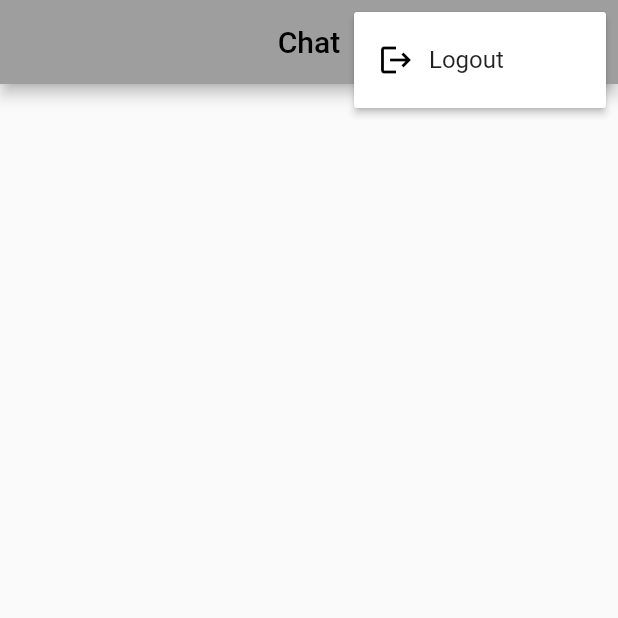
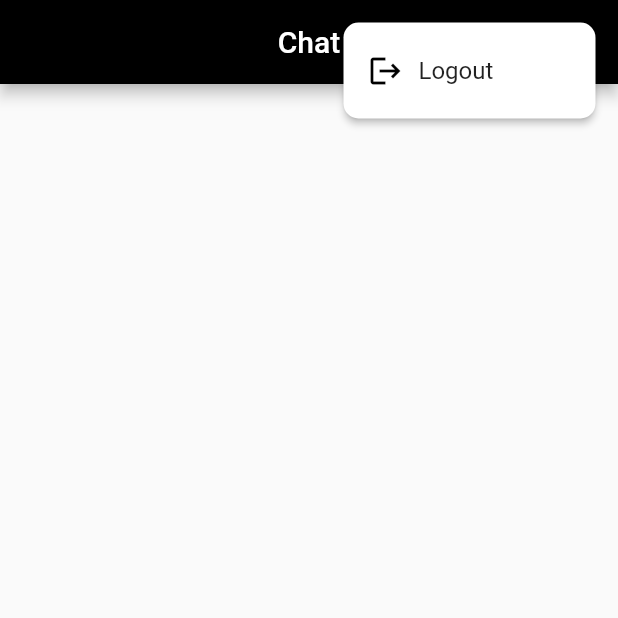
Before and after one commit to divyang-mobio/chat_app, a Flutter app: the screen it shows once a user with an empty profile is signed in, after a tap on the "more vert" icon, on a phone screen of 412 x 824 dp, the top half of it. Run offline on Flutter 3.47's test engine with Material 2 defaults, Android fonts, the phone set to English and light mode, and no system bars; our stand-ins replace bloc, email_validator, firebase_auth, firebase_core, flutter_bloc; accounts and stored records are empty.

Commit message:
sign-in page

```diff
--- a/lib/controllers/login_Bloc/login_bloc.dart
+++ b/lib/controllers/login_Bloc/login_bloc.dart
@@ -1,5 +1,5 @@
+import 'package:firebase_auth/firebase_auth.dart';
 import 'package:bloc/bloc.dart';
-import 'package:firebase_auth/firebase_auth.dart';
 
 part 'login_event.dart';
 
@@ -49,6 +49,7 @@ class LoginBloc extends Bloc<LoginEvent, LoginState> {
       emit(LoginInitial());
     } catch (e) {
       emit(LoginError(error: e.toString()));
+      emit(LoginInitial());
     }
   }
 }
--- a/lib/models/popup_menu_item_model.dart
+++ b/lib/models/popup_menu_item_model.dart
@@ -1,4 +1,4 @@
-import 'package:flutter/cupertino.dart';
+import 'package:flutter/material.dart';
 
 class PopupMenuItemModel {
   IconData iconData;
--- a/lib/resources/color_resources.dart
+++ b/lib/resources/color_resources.dart
@@ -1,6 +1,7 @@
 part of 'resource.dart';
 
 class ColorResources {
+  final Color primaryColor = Colors.black;
   final Color textFieldSignInSignUpColor = Colors.black;
   final Color textFieldSignInSignUpIconColor = Colors.black;
   final Color loginScreenTitle = Colors.black;
@@ -8,4 +9,8 @@ class ColorResources {
   final Color loginScreenSubmitButton = Colors.black;
   final Color loginScreenSubmitButtonIcon = Colors.white;
   final Color loginScreenCircularIndicator = Colors.white;
+  final Color selectionHandleColor = Colors.black;
+  final Color appBar = Colors.black;
+  final Color appBarIconTextColor = Colors.white;
+  final Color popUpMenuIconColor = Colors.black;
 }
--- a/lib/resources/list_resources.dart
+++ b/lib/resources/list_resources.dart
@@ -1,14 +1,13 @@
 part of 'resource.dart';
 
 class ListResources {
-  List<PopupMenuItemModel> getPopUpData(context) {
-    List<PopupMenuItemModel> data = [
+  List<PopupMenuItemModel> getPopUpData(BuildContext context) {
+    List<PopupMenuItemModel> popupMenuList = [
       PopupMenuItemModel(
           title: TextResources().logout,
           iconData: IconResources().logout,
           onPressed: () => BlocProvider.of<LoginBloc>(context).add(LogOut()))
     ];
-
-    return data;
+    return popupMenuList;
   }
 }
--- a/lib/resources/resource.dart
+++ b/lib/resources/resource.dart
@@ -1,8 +1,7 @@
+import '../controllers/login_Bloc/login_bloc.dart';
+import 'package:flutter_bloc/flutter_bloc.dart';
 import '../models/popup_menu_item_model.dart';
 import 'package:flutter/material.dart';
-import 'package:flutter_bloc/flutter_bloc.dart';
-
-import '../controllers/login_Bloc/login_bloc.dart';
 
 part 'text_resources.dart';
 
--- a/lib/resources/text_resources.dart
+++ b/lib/resources/text_resources.dart
@@ -11,10 +11,8 @@ class RoutesName {
 }
 
 class TextResources {
-  final String signUpTile = '''Sign up &
-start chatting''';
-  final String signInTile = '''Welcome
-Back''';
+  final String signUpTile = 'Sign up.';
+  final String signInTile = 'Login';
   final String passHintText = 'Password';
   final String nameHintText = 'Name';
   final String emailHintText = 'Email address';
@@ -28,5 +26,6 @@ Back''';
   final String passInValidValidation = 'Enter min 3 characters';
   final String nameInValidValidation = 'Enter min 8 characters';
   final String emailInValidValidation = 'Enter a valid email address';
+  final String redirectScreenError = 'Error';
   final String logout = 'Logout';
 }
--- a/lib/screens/main_screen.dart
+++ b/lib/screens/main_screen.dart
@@ -1,8 +1,9 @@
-import 'package:chat_app/controllers/login_Bloc/login_bloc.dart';
-import 'package:chat_app/resources/resource.dart';
+import '../controllers/login_Bloc/login_bloc.dart';
 import 'package:firebase_auth/firebase_auth.dart';
+import 'package:flutter_bloc/flutter_bloc.dart';
+import '../widgets/main_screen_widget.dart';
 import 'package:flutter/material.dart';
-import 'package:flutter_bloc/flutter_bloc.dart';
+import '../resources/resource.dart';
 
 class MainScreen extends StatefulWidget {
   const MainScreen({Key? key}) : super(key: key);
@@ -24,32 +25,12 @@ class _MainScreenState extends State<MainScreen> {
       child: Scaffold(
         appBar: AppBar(
             title: Text(AppTitle().mainScreen), actions: [popupMenuButton()]),
-        body: Text((RepositoryProvider.of<FirebaseAuth>(context)
-                .currentUser
-                ?.displayName)
-            .toString()),
+        body: Center(
+            child: Text((RepositoryProvider.of<FirebaseAuth>(context)
+                    .currentUser
+                    ?.displayName)
+                .toString())),
       ),
     );
   }
 }
-
-PopupMenuButton popupMenuButton() {
-  return PopupMenuButton(
-    itemBuilder: (context) => ListResources()
-        .getPopUpData(context)
-        .map(
-          (e) => PopupMenuItem(
-            onTap: e.onPressed,
-            child: Row(
-              children: [
-                Icon(e.iconData),
-                const SizedBox(width: 10),
-                Text(e.title)
-              ],
-            ),
-          ),
-        )
-        .toList(),
-    elevation: 2,
-  );
-}
--- a/lib/screens/signIn_screen.dart
+++ b/lib/screens/signIn_screen.dart
@@ -1,9 +1,9 @@
 import 'package:email_validator/email_validator.dart';
+import '../controllers/login_Bloc/login_bloc.dart';
+import 'package:flutter_bloc/flutter_bloc.dart';
+import '../widgets/login_screens_widget.dart';
 import 'package:flutter/material.dart';
-import 'package:flutter_bloc/flutter_bloc.dart';
-import '../controllers/login_Bloc/login_bloc.dart';
 import '../resources/resource.dart';
-import '../widgets/sign_up_sign_in_widget.dart';
 
 class SignInScreen extends StatefulWidget {
   const SignInScreen({Key? key}) : super(key: key);
@@ -29,17 +29,15 @@ class _SignInScreenState extends State<SignInScreen> {
     return Scaffold(
       body: SafeArea(
         child: Padding(
-          padding: const EdgeInsets.all(10.0),
+          padding: const EdgeInsets.symmetric(horizontal: 15.0),
           child: Form(
             key: formKey,
             child: SingleChildScrollView(
               child: Column(
-                  crossAxisAlignment: CrossAxisAlignment.start,
+                crossAxisAlignment: CrossAxisAlignment.start,
                   children: [
-                    const SizedBox(height: 20),
-                    Text(TextResources().signInTile,
-                        style: Theme.of(context).textTheme.headline3?.copyWith(
-                            color: ColorResources().loginScreenTitle)),
+                    image(context, link: 'assets/signIn.png'),
+                    loginTitle(context, title: TextResources().signInTile),
                     const SizedBox(height: 50),
                     CustomTextField(
                         controller: _emailController,
@@ -74,12 +72,14 @@ class _SignInScreenState extends State<SignInScreen> {
                           }
                         }),
                     const SizedBox(height: 40),
-                    commonSubmitButton(context, onPressed: () {
-                      final isValidForm = formKey.currentState!.validate();
-                      if (isValidForm) {
-                        BlocProvider.of<LoginBloc>(context).add(SignIn(
-                            email: _emailController.text,
-                            password: _passwordController.text));
+                    submitButtonRow(context, onPressed: () {
+                      final isValidForm = formKey.currentState?.validate();
+                      if (isValidForm != null) {
+                        if (isValidForm) {
+                          BlocProvider.of<LoginBloc>(context).add(SignIn(
+                              email: _emailController.text.trim(),
+                              password: _passwordController.text.trim()));
+                        }
                       }
                     }, title: TextResources().signInString),
                     const SizedBox(height: 30),
--- a/lib/utils/material_class.dart
+++ b/lib/utils/material_class.dart
@@ -1,7 +1,7 @@
+import 'package:flutter/material.dart';
+import '../resources/resource.dart';
 import 'routes.dart';
-import 'package:flutter/material.dart';
-
-import '../resources/resource.dart';
+import 'theme.dart';
 
 class MaterialClass extends StatelessWidget {
   const MaterialClass({Key? key}) : super(key: key);
@@ -10,12 +10,8 @@ class MaterialClass extends StatelessWidget {
   Widget build(BuildContext context) {
     return MaterialApp(
         title: 'chat app',
+        theme: MyTheme.lightTheme,
         debugShowCheckedModeBanner: false,
-        theme: ThemeData(
-            textSelectionTheme: const TextSelectionThemeData(
-                selectionHandleColor: Colors.black),
-            primarySwatch: Colors.grey,
-            appBarTheme: const AppBarTheme(centerTitle: true)),
         onGenerateRoute: RouteGenerator.generateRoute,
         initialRoute: RoutesName().redirectRoute);
   }
--- a/lib/utils/redirect_class.dart
+++ b/lib/utils/redirect_class.dart
@@ -1,8 +1,9 @@
+import 'package:firebase_auth/firebase_auth.dart';
+import 'package:flutter_bloc/flutter_bloc.dart';
+import '../screens/signIn_screen.dart';
+import 'package:flutter/material.dart';
 import '../screens/main_screen.dart';
-import '../screens/signIn_screen.dart';
-import 'package:firebase_auth/firebase_auth.dart';
-import 'package:flutter/material.dart';
-import 'package:flutter_bloc/flutter_bloc.dart';
+import '../resources/resource.dart';
 
 class RedirectClass extends StatefulWidget {
   const RedirectClass({Key? key}) : super(key: key);
@@ -12,7 +13,6 @@ class RedirectClass extends StatefulWidget {
 }
 
 class _RedirectClassState extends State<RedirectClass> {
-
   @override
   Widget build(BuildContext context) {
     return StreamBuilder(
@@ -24,8 +24,8 @@ class _RedirectClassState extends State<RedirectClass> {
             return const Scaffold(
                 body: Center(child: CircularProgressIndicator()));
           } else if (snapshot.hasError) {
-            ScaffoldMessenger.of(context)
-                .showSnackBar(const SnackBar(content: Text("Error")));
+            ScaffoldMessenger.of(context).showSnackBar(
+                SnackBar(content: Text(TextResources().redirectScreenError)));
             return const SignInScreen();
           } else {
             return const SignInScreen();
--- a/lib/utils/routes.dart
+++ b/lib/utils/routes.dart
@@ -1,7 +1,7 @@
+import '../screens/registration_screen.dart';
+import 'package:flutter/material.dart';
 import '../screens/signIn_screen.dart';
 import 'redirect_class.dart';
-import 'package:flutter/material.dart';
-import '../screens/registration_screen.dart';
 
 class RouteGenerator {
   static Route<dynamic> generateRoute(RouteSettings settings) {
--- /dev/null
+++ b/lib/utils/theme.dart
@@ -0,0 +1,13 @@
+import 'package:flutter/material.dart';
+import '../resources/resource.dart';
+
+class MyTheme {
+  static final lightTheme = ThemeData(
+      primaryColor: ColorResources().primaryColor,
+      textSelectionTheme: TextSelectionThemeData(
+          selectionHandleColor: ColorResources().selectionHandleColor),
+      appBarTheme: AppBarTheme(
+          centerTitle: true,
+          backgroundColor: ColorResources().appBar,
+          foregroundColor: ColorResources().appBarIconTextColor));
+}
--- /dev/null
+++ b/lib/widgets/login_screens_widget.dart
@@ -0,0 +1,127 @@
+import '../controllers/login_Bloc/login_bloc.dart';
+import 'package:flutter_bloc/flutter_bloc.dart';
+import 'package:flutter/material.dart';
+import '../resources/resource.dart';
+
+class CustomTextField extends StatefulWidget {
+  const CustomTextField(
+      {Key? key,
+      required this.controller,
+      required this.hintName,
+      required this.isPassword,
+      required this.iconData,
+      required this.validator,
+      required this.textInputAction})
+      : super(key: key);
+
+  final TextEditingController controller;
+  final String hintName;
+  final bool isPassword;
+  final IconData iconData;
+  final FormFieldValidator validator;
+  final TextInputAction textInputAction;
+
+  @override
+  State<CustomTextField> createState() => _CustomTextFieldState();
+}
+
+class _CustomTextFieldState extends State<CustomTextField> {
+  bool _isVisible = true;
+
+  void _showPassword() => setState(() {
+        _isVisible = !_isVisible;
+      });
+
+  @override
+  Widget build(BuildContext context) {
+    return TextFormField(
+      validator: widget.validator,
+      cursorColor: ColorResources().textFieldSignInSignUpColor,
+      textInputAction: widget.textInputAction,
+      obscureText: widget.isPassword
+          ? _isVisible
+              ? true
+              : false
+          : false,
+      controller: widget.controller,
+      decoration: InputDecoration(
+          focusedBorder: UnderlineInputBorder(
+              borderSide: BorderSide(
+                  color: ColorResources().textFieldSignInSignUpColor)),
+          prefixIcon: Icon(widget.iconData,
+              color: ColorResources().textFieldSignInSignUpIconColor),
+          hintText: widget.hintName,
+          suffixIcon: widget.isPassword
+              ? IconButton(
+                  onPressed: () => _showPassword(),
+                  icon: Icon(
+                      _isVisible
+                          ? IconResources().passSuffixShow
+                          : IconResources().passSuffixUnShow,
+                      color: ColorResources().textFieldSignInSignUpIconColor))
+              : null),
+    );
+  }
+}
+
+Center image(context, {required String link}) {
+  return Center(
+    child: Image.asset(link, height: MediaQuery.of(context).size.height * .4),
+  );
+}
+
+Text loginTitle(context, {required String title}) {
+  return Text(TextResources().signInTile,
+      style: Theme.of(context).textTheme.headline3?.copyWith(
+          color: ColorResources().loginScreenTitle,
+          fontWeight: FontWeight.bold));
+}
+
+Align textButton({required VoidCallback onPressed, required String title}) {
+  return Align(
+    alignment: Alignment.bottomCenter,
+    child: TextButton(
+        onPressed: onPressed,
+        child: Text(title,
+            style: TextStyle(
+                color:  const Color.fromARGB(255, 0, 101, 255),
+                fontWeight: FontWeight.bold))),
+  );
+}
+
+BlocConsumer submitButtonRow(BuildContext context,
+    {required VoidCallback onPressed, required String title}) {
+  return BlocConsumer<LoginBloc, LoginState>(
+    listener: (context, state) {
+      if (state is LoginError) {
+        ScaffoldMessenger.of(context)
+            .showSnackBar(SnackBar(content: Text(state.error)));
+      }
+    },
+    builder: (context, state) {
+      if (state is LoginInitial) {
+        return floatingActionButton(context,
+            onPressed: onPressed, widget: Text(title));
+      } else if (state is LoginLoading) {
+        return floatingActionButton(context,
+            onPressed: () {},
+            widget: CircularProgressIndicator.adaptive(
+                valueColor: AlwaysStoppedAnimation<Color>(
+                    ColorResources().loginScreenCircularIndicator)));
+      } else {
+        return floatingActionButton(context,
+            onPressed: onPressed, widget: Text(title));
+      }
+    },
+  );
+}
+
+SizedBox floatingActionButton(context,
+        {required VoidCallback onPressed, required Widget widget}) =>
+    SizedBox(
+        width: MediaQuery.of(context).size.width,
+        child: MaterialButton(
+            onPressed: onPressed,
+            color: const Color.fromARGB(255, 0, 101, 255),
+            textColor: Colors.white,
+            child: widget));
--- /dev/null
+++ b/lib/widgets/main_screen_widget.dart
@@ -0,0 +1,23 @@
+import 'package:flutter/material.dart';
+import '../resources/resource.dart';
+
+PopupMenuButton popupMenuButton() {
+  return PopupMenuButton(
+    itemBuilder: (context) => ListResources()
+        .getPopUpData(context)
+        .map(
+          (e) => PopupMenuItem(
+            onTap: e.onPressed,
+            child: Row(children: [
+              Icon(e.iconData, color: ColorResources().popUpMenuIconColor),
+              const SizedBox(width: 10),
+              Text(e.title)
+            ]),
+          ),
+        )
+        .toList(),
+    elevation: 2,
+    shape: RoundedRectangleBorder(borderRadius: BorderRadius.circular(10)),
+    offset: const Offset(-15, 15),
+  );
+}
--- a/lib/widgets/sign_up_sign_in_widget.dart
+++ /dev/null
@@ -1,107 +0,0 @@
-import '../resources/resource.dart';
-import 'package:flutter/material.dart';
-import 'package:flutter_bloc/flutter_bloc.dart';
-import '../controllers/login_Bloc/login_bloc.dart';
-
-class CustomTextField extends StatefulWidget {
-  const CustomTextField(
-      {Key? key,
-      required this.controller,
-      required this.hintName,
-      required this.isPassword,
-      required this.iconData,
-      required this.validator,
-      required this.textInputAction})
-      : super(key: key);
-
-  final TextEditingController controller;
-  final String hintName;
-  final bool isPassword;
-  final IconData iconData;
-  final FormFieldValidator validator;
-  final TextInputAction textInputAction;
-
-  @override
-  State<CustomTextField> createState() => _CustomTextFieldState();
-}
-
-class _CustomTextFieldState extends State<CustomTextField> {
-  bool isVisible = true;
-
-  void showPassword() {
-    isVisible = !isVisible;
-    setState(() {});
-  }
-
-  @override
-  Widget build(BuildContext context) {
-    return TextFormField(
-      validator: widget.validator,
-      cursorColor: ColorResources().textFieldSignInSignUpColor,
-      textInputAction: widget.textInputAction,
-      obscureText: widget.isPassword
-          ? isVisible
-              ? true
-              : false
-          : false,
-      controller: widget.controller,
-      decoration: InputDecoration(
-          focusedBorder: UnderlineInputBorder(
-              borderSide: BorderSide(
-                  color: ColorResources().textFieldSignInSignUpColor)),
-          prefixIcon: Icon(widget.iconData,
-              color: ColorResources().textFieldSignInSignUpIconColor),
-          hintText: widget.hintName,
-          suffixIcon: widget.isPassword
-              ? IconButton(
-                  onPressed: () => showPassword(),
-                  icon: Icon(
-                      isVisible
-                          ? IconResources().passSuffixShow
-                          : IconResources().passSuffixUnShow,
-                      color: ColorResources().textFieldSignInSignUpIconColor))
-              : null),
-    );
-  }
-}
-
-TextButton textButton(
-    {required VoidCallback onPressed, required String title}) {
-  return TextButton(
-      onPressed: onPressed,
-      child: Text(title,
-          style: TextStyle(
-              color: ColorResources().loginScreenTextButton,
-              decoration: TextDecoration.underline,
-              fontWeight: FontWeight.bold)));
-}
-
-Row commonSubmitButton(context,
-    {required VoidCallback onPressed, required String title}) {
-  return Row(mainAxisAlignment: MainAxisAlignment.spaceBetween, children: [
-    Text(title, style: Theme.of(context).textTheme.headline6),
-    FloatingActionButton(
-      backgroundColor: ColorResources().loginScreenSubmitButton,
-      foregroundColor: ColorResources().loginScreenSubmitButtonIcon,
-      onPressed: onPressed,
-      child: BlocConsumer<LoginBloc, LoginState>(
-        listener: (context, state) {
-          if (state is LoginError) {
-            ScaffoldMessenger.of(context)
-                .showSnackBar(SnackBar(content: Text(state.error)));
-          }
-        },
-        builder: (context, state) {
-          if (state is LoginInitial) {
-            return Icon(IconResources().signUpSignInSubmitIcon);
-          } else if (state is LoginLoading) {
-            return CircularProgressIndicator.adaptive(
-                backgroundColor: ColorResources().loginScreenCircularIndicator);
-          } else {
-            return Icon(IconResources().signUpSignInSubmitIcon);
-          }
-        },
-      ),
-    )
-  ]);
-}
```
Also changed, not shown: lib/screens/registration_screen.dart (+18 -21 lines), lib/utils/bloc_class.dart (+4 -4 lines), pubspec.yaml (+5 -4 lines), lib/controllers/login_Bloc/login_state.dart (line endings or trailing spaces).
